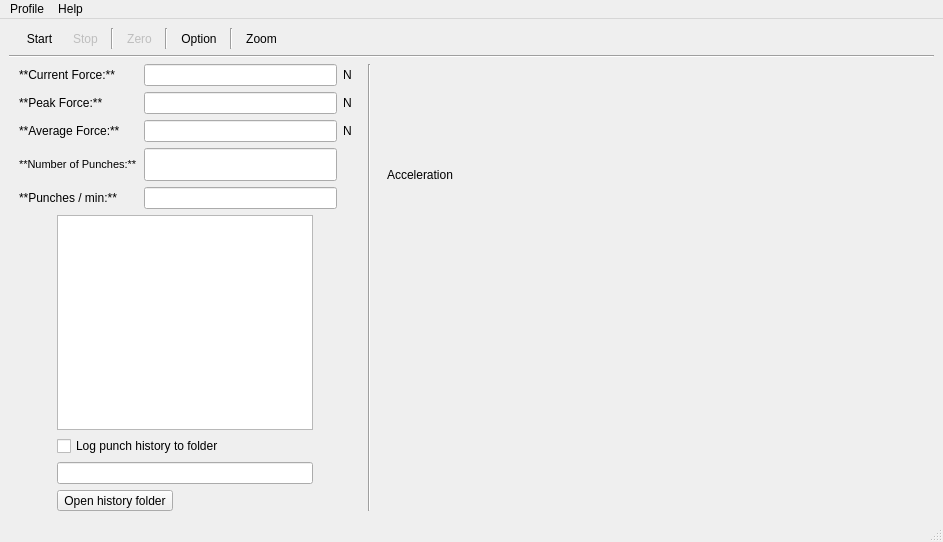
Before: the Qt Designer form boxing-gui/ui/main_window.ui in Achicken7301/boxqt, drawn with Qt 5.
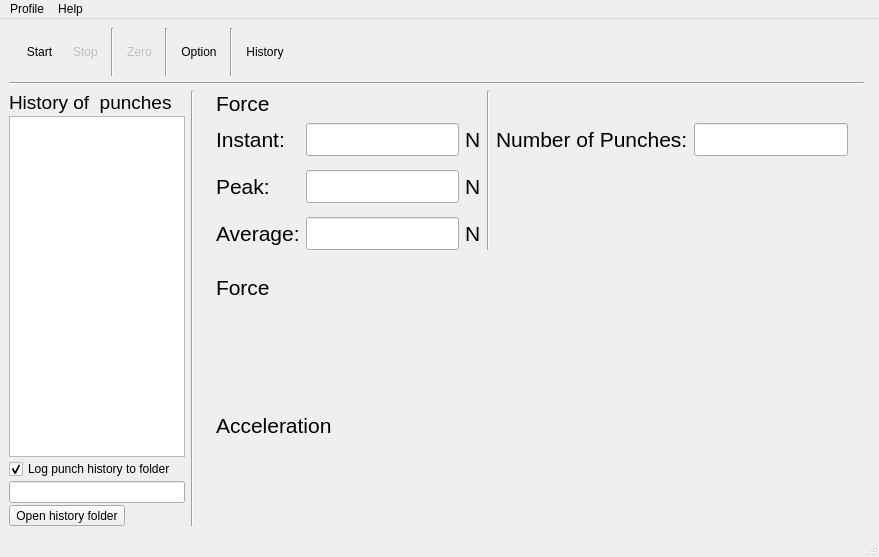
After: the same form once the commit is applied. Icons and pictures are not drawn. Custom widgets are drawn as their Qt base class.

Patch:
```diff
--- a/boxing-gui/ui/main_window.ui
+++ b/boxing-gui/ui/main_window.ui
@@ -6,8 +6,8 @@
    <rect>
     <x>0</x>
     <y>0</y>
-    <width>943</width>
-    <height>542</height>
+    <width>879</width>
+    <height>557</height>
    </rect>
   </property>
   <property name="windowTitle">
@@ -15,7 +15,14 @@
   </property>
   <widget class="QWidget" name="centralwidget">
    <layout class="QGridLayout" name="gridLayout">
-    <item row="5" column="2" rowspan="2" colspan="2">
+    <item row="2" column="1" rowspan="5">
+     <widget class="Line" name="line_6">
+      <property name="orientation">
+       <enum>Qt::Vertical</enum>
+      </property>
+     </widget>
+    </item>
+    <item row="3" column="3" rowspan="4" colspan="3">
      <layout class="QVBoxLayout" name="chart_display_layout">
       <property name="leftMargin">
        <number>10</number>
@@ -23,8 +30,35 @@
       <property name="rightMargin">
        <number>10</number>
       </property>
+      <item>
+       <widget class="QLabel" name="label_6">
+        <property name="font">
+         <font>
+          <pointsize>16</pointsize>
+         </font>
+        </property>
+        <property name="text">
+         <string>Force</string>
+        </property>
+       </widget>
+      </item>
+      <item>
+       <widget class="PlotWidget" name="force_chart" native="true">
+        <property name="enabled">
+         <bool>false</bool>
+        </property>
+        <property name="autoFillBackground">
+         <bool>true</bool>
+        </property>
+       </widget>
+      </item>
       <item>
        <widget class="QLabel" name="label_3">
+        <property name="font">
+         <font>
+          <pointsize>16</pointsize>
+         </font>
+        </property>
         <property name="text">
          <string>Acceleration</string>
         </property>
@@ -51,309 +85,7 @@
       </item>
      </layout>
     </item>
-    <item row="5" column="0">
-     <layout class="QVBoxLayout" name="number_display_layout">
-      <property name="leftMargin">
-       <number>10</number>
-      </property>
-      <property name="topMargin">
-       <number>0</number>
-      </property>
-      <property name="rightMargin">
-       <number>10</number>
-      </property>
-      <property name="bottomMargin">
-       <number>0</number>
-      </property>
-      <item>
-       <layout class="QGridLayout" name="gridLayout_3">
-        <item row="0" column="0">
-         <widget class="QLabel" name="label_2">
-          <property name="sizePolicy">
-           <sizepolicy hsizetype="Preferred" vsizetype="Preferred">
-            <horstretch>0</horstretch>
-            <verstretch>0</verstretch>
-           </sizepolicy>
-          </property>
-          <property name="text">
-           <string>**Current Force:**</string>
-          </property>
-          <property name="textFormat">
-           <enum>Qt::MarkdownText</enum>
-          </property>
-         </widget>
-        </item>
-        <item row="6" column="0">
-         <widget class="QLabel" name="label_10">
-          <property name="text">
-           <string>**Punches / min:**</string>
-          </property>
-          <property name="textFormat">
-           <enum>Qt::MarkdownText</enum>
-          </property>
-         </widget>
-        </item>
-        <item row="2" column="0">
-         <widget class="QLabel" name="label_11">
-          <property name="sizePolicy">
-           <sizepolicy hsizetype="Preferred" vsizetype="Preferred">
-            <horstretch>0</horstretch>
-            <verstretch>0</verstretch>
-           </sizepolicy>
-          </property>
-          <property name="text">
-           <string>**Peak Force:**</string>
-          </property>
-          <property name="textFormat">
-           <enum>Qt::MarkdownText</enum>
-          </property>
-         </widget>
-        </item>
-        <item row="0" column="2">
-         <widget class="QLabel" name="label_12">
-          <property name="text">
-           <string>N</string>
-          </property>
-         </widget>
-        </item>
-        <item row="4" column="0">
-         <widget class="QLabel" name="label_13">
-          <property name="text">
-           <string>**Average Force:**</string>
-          </property>
-          <property name="textFormat">
-           <enum>Qt::MarkdownText</enum>
-          </property>
-         </widget>
-        </item>
-        <item row="5" column="0">
-         <widget class="QLabel" name="label_14">
-          <property name="font">
-           <font>
-            <pointsize>8</pointsize>
-           </font>
-          </property>
-          <property name="text">
-           <string>**Number of Punches:**</string>
-          </property>
-          <property name="textFormat">
-           <enum>Qt::MarkdownText</enum>
-          </property>
-         </widget>
-        </item>
-        <item row="0" column="1">
-         <widget class="QLineEdit" name="current_force_line">
-          <property name="sizePolicy">
-           <sizepolicy hsizetype="Maximum" vsizetype="Fixed">
-            <horstretch>0</horstretch>
-            <verstretch>0</verstretch>
-           </sizepolicy>
-          </property>
-          <property name="maximumSize">
-           <size>
-            <width>300</width>
-            <height>16777215</height>
-           </size>
-          </property>
-          <property name="readOnly">
-           <bool>true</bool>
-          </property>
-         </widget>
-        </item>
-        <item row="2" column="1">
-         <widget class="QLineEdit" name="peak_force_line">
-          <property name="sizePolicy">
-           <sizepolicy hsizetype="Maximum" vsizetype="Fixed">
-            <horstretch>0</horstretch>
-            <verstretch>0</verstretch>
-           </sizepolicy>
-          </property>
-          <property name="maximumSize">
-           <size>
-            <width>300</width>
-            <height>16777215</height>
-           </size>
-          </property>
-          <property name="readOnly">
-           <bool>true</bool>
-          </property>
-         </widget>
-        </item>
-        <item row="4" column="1">
-         <widget class="QLineEdit" name="average_force_line">
-          <property name="sizePolicy">
-           <sizepolicy hsizetype="Maximum" vsizetype="Fixed">
-            <horstretch>0</horstretch>
-            <verstretch>0</verstretch>
-           </sizepolicy>
-          </property>
-          <property name="maximumSize">
-           <size>
-            <width>300</width>
-            <height>16777215</height>
-           </size>
-          </property>
-          <property name="readOnly">
-           <bool>true</bool>
-          </property>
-         </widget>
-        </item>
-        <item row="5" column="1">
-         <widget class="QLineEdit" name="number_of_punches">
-          <property name="enabled">
-           <bool>true</bool>
-          </property>
-          <property name="sizePolicy">
-           <sizepolicy hsizetype="Maximum" vsizetype="Fixed">
-            <horstretch>0</horstretch>
-            <verstretch>0</verstretch>
-           </sizepolicy>
-          </property>
-          <property name="maximumSize">
-           <size>
-            <width>300</width>
-            <height>16777215</height>
-           </size>
-          </property>
-          <property name="font">
-           <font>
-            <pointsize>16</pointsize>
-           </font>
-          </property>
-          <property name="readOnly">
-           <bool>true</bool>
-          </property>
-         </widget>
-        </item>
-        <item row="6" column="1">
-         <widget class="QLineEdit" name="lineEdit_11">
-          <property name="sizePolicy">
-           <sizepolicy hsizetype="Maximum" vsizetype="Fixed">
-            <horstretch>0</horstretch>
-            <verstretch>0</verstretch>
-           </sizepolicy>
-          </property>
-          <property name="maximumSize">
-           <size>
-            <width>300</width>
-            <height>16777215</height>
-           </size>
-          </property>
-          <property name="readOnly">
-           <bool>true</bool>
-          </property>
-         </widget>
-        </item>
-        <item row="2" column="2">
-         <widget class="QLabel" name="label_15">
-          <property name="text">
-           <string>N</string>
-          </property>
-         </widget>
-        </item>
-        <item row="4" column="2">
-         <widget class="QLabel" name="label_16">
-          <property name="sizePolicy">
-           <sizepolicy hsizetype="Fixed" vsizetype="Preferred">
-            <horstretch>0</horstretch>
-            <verstretch>0</verstretch>
-           </sizepolicy>
-          </property>
-          <property name="text">
-           <string>N</string>
-          </property>
-         </widget>
-        </item>
-       </layout>
-      </item>
-     </layout>
-    </item>
-    <item row="5" column="1" rowspan="2">
-     <widget class="Line" name="line_5">
-      <property name="orientation">
-       <enum>Qt::Vertical</enum>
-      </property>
-     </widget>
-    </item>
-    <item row="6" column="0">
-     <layout class="QGridLayout" name="history_layout">
-      <item row="2" column="0">
-       <widget class="QCheckBox" name="log_check">
-        <property name="sizePolicy">
-         <sizepolicy hsizetype="Fixed" vsizetype="Fixed">
-          <horstretch>0</horstretch>
-          <verstretch>0</verstretch>
-         </sizepolicy>
-        </property>
-        <property name="text">
-         <string>Log punch history to folder</string>
-        </property>
-       </widget>
-      </item>
-      <item row="1" column="0">
-       <widget class="QTableView" name="history_table">
-        <property name="sizePolicy">
-         <sizepolicy hsizetype="Preferred" vsizetype="Expanding">
-          <horstretch>0</horstretch>
-          <verstretch>0</verstretch>
-         </sizepolicy>
-        </property>
-        <property name="maximumSize">
-         <size>
-          <width>500</width>
-          <height>16777215</height>
-         </size>
-        </property>
-       </widget>
-      </item>
-      <item row="4" column="0">
-       <widget class="QToolButton" name="save_folder_button">
-        <property name="text">
-         <string>Open history folder</string>
-        </property>
-       </widget>
-      </item>
-      <item row="3" column="0">
-       <widget class="QLineEdit" name="save_folder_line">
-        <property name="enabled">
-         <bool>true</bool>
-        </property>
-        <property name="sizePolicy">
-         <sizepolicy hsizetype="Preferred" vsizetype="Fixed">
-          <horstretch>0</horstretch>
-          <verstretch>0</verstretch>
-         </sizepolicy>
-        </property>
-        <property name="maximumSize">
-         <size>
-          <width>400</width>
-          <height>16777215</height>
-         </size>
-        </property>
-        <property name="autoFillBackground">
-         <bool>false</bool>
-        </property>
-        <property name="readOnly">
-         <bool>true</bool>
-        </property>
-       </widget>
-      </item>
-     </layout>
-    </item>
-    <item row="1" column="0" colspan="4">
-     <widget class="Line" name="line">
-      <property name="sizePolicy">
-       <sizepolicy hsizetype="Expanding" vsizetype="Fixed">
-        <horstretch>0</horstretch>
-        <verstretch>0</verstretch>
-       </sizepolicy>
-      </property>
-      <property name="orientation">
-       <enum>Qt::Horizontal</enum>
-      </property>
-     </widget>
-    </item>
-    <item row="0" column="0" colspan="4">
+    <item row="0" column="0" colspan="6">
      <layout class="QHBoxLayout" name="toolbar_layout">
       <property name="leftMargin">
        <number>10</number>
@@ -383,6 +115,9 @@
         <property name="autoExclusive">
          <bool>false</bool>
         </property>
+        <property name="popupMode">
+         <enum>QToolButton::DelayedPopup</enum>
+        </property>
         <property name="toolButtonStyle">
          <enum>Qt::ToolButtonTextUnderIcon</enum>
         </property>
@@ -505,7 +240,7 @@
          <cursorShape>PointingHandCursor</cursorShape>
         </property>
         <property name="text">
-         <string>Zoom</string>
+         <string>History</string>
         </property>
         <property name="icon">
          <iconset>
@@ -569,6 +304,364 @@
       </item>
      </layout>
     </item>
+    <item row="2" column="0" rowspan="5">
+     <layout class="QGridLayout" name="history_layout">
+      <property name="spacing">
+       <number>2</number>
+      </property>
+      <item row="4" column="0">
+       <widget class="QToolButton" name="save_folder_button">
+        <property name="text">
+         <string>Open history folder</string>
+        </property>
+       </widget>
+      </item>
+      <item row="0" column="0">
+       <widget class="QLabel" name="label_4">
+        <property name="font">
+         <font>
+          <pointsize>14</pointsize>
+         </font>
+        </property>
+        <property name="text">
+         <string>History of  punches</string>
+        </property>
+       </widget>
+      </item>
+      <item row="2" column="0">
+       <widget class="QCheckBox" name="log_check">
+        <property name="sizePolicy">
+         <sizepolicy hsizetype="Fixed" vsizetype="Fixed">
+          <horstretch>0</horstretch>
+          <verstretch>0</verstretch>
+         </sizepolicy>
+        </property>
+        <property name="text">
+         <string>Log punch history to folder</string>
+        </property>
+        <property name="checked">
+         <bool>true</bool>
+        </property>
+        <property name="tristate">
+         <bool>false</bool>
+        </property>
+       </widget>
+      </item>
+      <item row="3" column="0">
+       <widget class="QLineEdit" name="save_folder_line">
+        <property name="enabled">
+         <bool>true</bool>
+        </property>
+        <property name="sizePolicy">
+         <sizepolicy hsizetype="Preferred" vsizetype="Fixed">
+          <horstretch>0</horstretch>
+          <verstretch>0</verstretch>
+         </sizepolicy>
+        </property>
+        <property name="maximumSize">
+         <size>
+          <width>400</width>
+          <height>16777215</height>
+         </size>
+        </property>
+        <property name="autoFillBackground">
+         <bool>false</bool>
+        </property>
+        <property name="readOnly">
+         <bool>true</bool>
+        </property>
+       </widget>
+      </item>
+      <item row="1" column="0">
+       <widget class="QListWidget" name="history_table">
+        <property name="sizePolicy">
+         <sizepolicy hsizetype="Preferred" vsizetype="Expanding">
+          <horstretch>0</horstretch>
+          <verstretch>0</verstretch>
+         </sizepolicy>
+        </property>
+        <property name="maximumSize">
+         <size>
+          <width>500</width>
+          <height>16777215</height>
+         </size>
+        </property>
+        <property name="font">
+         <font>
+          <pointsize>16</pointsize>
+         </font>
+        </property>
+       </widget>
+      </item>
+     </layout>
+    </item>
+    <item row="1" column="0" colspan="5">
+     <widget class="Line" name="line">
+      <property name="sizePolicy">
+       <sizepolicy hsizetype="Expanding" vsizetype="Fixed">
+        <horstretch>0</horstretch>
+        <verstretch>0</verstretch>
+       </sizepolicy>
+      </property>
+      <property name="orientation">
+       <enum>Qt::Horizontal</enum>
+      </property>
+     </widget>
+    </item>
+    <item row="2" column="3">
+     <layout class="QGridLayout" name="gridLayout_3">
+      <property name="leftMargin">
+       <number>10</number>
+      </property>
+      <property name="topMargin">
+       <number>0</number>
+      </property>
+      <property name="rightMargin">
+       <number>10</number>
+      </property>
+      <property name="bottomMargin">
+       <number>0</number>
+      </property>
+      <property name="verticalSpacing">
+       <number>7</number>
+      </property>
+      <item row="1" column="4">
+       <widget class="QLabel" name="label_14">
+        <property name="font">
+         <font>
+          <pointsize>16</pointsize>
+         </font>
+        </property>
+        <property name="text">
+         <string>Number of Punches:</string>
+        </property>
+        <property name="textFormat">
+         <enum>Qt::MarkdownText</enum>
+        </property>
+        <property name="margin">
+         <number>0</number>
+        </property>
+       </widget>
+      </item>
+      <item row="3" column="1">
+       <widget class="QLineEdit" name="peak_force_line">
+        <property name="sizePolicy">
+         <sizepolicy hsizetype="Maximum" vsizetype="Fixed">
+          <horstretch>0</horstretch>
+          <verstretch>0</verstretch>
+         </sizepolicy>
+        </property>
+        <property name="maximumSize">
+         <size>
+          <width>300</width>
+          <height>16777215</height>
+         </size>
+        </property>
+        <property name="font">
+         <font>
+          <pointsize>16</pointsize>
+         </font>
+        </property>
+        <property name="readOnly">
+         <bool>true</bool>
+        </property>
+       </widget>
+      </item>
+      <item row="0" column="3" rowspan="6">
+       <widget class="Line" name="line_5">
+        <property name="orientation">
+         <enum>Qt::Vertical</enum>
+        </property>
+       </widget>
+      </item>
+      <item row="0" column="0">
+       <widget class="QLabel" name="label_5">
+        <property name="font">
+         <font>
+          <pointsize>16</pointsize>
+         </font>
+        </property>
+        <property name="text">
+         <string>Force</string>
+        </property>
+       </widget>
+      </item>
+      <item row="1" column="0">
+       <widget class="QLabel" name="label_2">
+        <property name="sizePolicy">
+         <sizepolicy hsizetype="Preferred" vsizetype="Preferred">
+          <horstretch>0</horstretch>
+          <verstretch>0</verstretch>
+         </sizepolicy>
+        </property>
+        <property name="font">
+         <font>
+          <pointsize>16</pointsize>
+         </font>
+        </property>
+        <property name="text">
+         <string>Instant:</string>
+        </property>
+        <property name="textFormat">
+         <enum>Qt::MarkdownText</enum>
+        </property>
+       </widget>
+      </item>
+      <item row="1" column="1">
+       <widget class="QLineEdit" name="current_force_line">
+        <property name="sizePolicy">
+         <sizepolicy hsizetype="Maximum" vsizetype="Fixed">
+          <horstretch>0</horstretch>
+          <verstretch>0</verstretch>
+         </sizepolicy>
+        </property>
+        <property name="maximumSize">
+         <size>
+          <width>300</width>
+          <height>16777215</height>
+         </size>
+        </property>
+        <property name="font">
+         <font>
+          <pointsize>16</pointsize>
+         </font>
+        </property>
+        <property name="readOnly">
+         <bool>true</bool>
+        </property>
+       </widget>
+      </item>
+      <item row="1" column="2">
+       <widget class="QLabel" name="label_12">
+        <property name="font">
+         <font>
+          <pointsize>16</pointsize>
+         </font>
+        </property>
+        <property name="text">
+         <string>N</string>
+        </property>
+       </widget>
+      </item>
+      <item row="3" column="0">
+       <widget class="QLabel" name="label_11">
+        <property name="sizePolicy">
+         <sizepolicy hsizetype="Preferred" vsizetype="Preferred">
+          <horstretch>0</horstretch>
+          <verstretch>0</verstretch>
+         </sizepolicy>
+        </property>
+        <property name="font">
+         <font>
+          <pointsize>16</pointsize>
+         </font>
+        </property>
+        <property name="text">
+         <string>Peak:</string>
+        </property>
+        <property name="textFormat">
+         <enum>Qt::MarkdownText</enum>
+        </property>
+       </widget>
+      </item>
+      <item row="5" column="2">
+       <widget class="QLabel" name="label_16">
+        <property name="sizePolicy">
+         <sizepolicy hsizetype="Fixed" vsizetype="Preferred">
+          <horstretch>0</horstretch>
+          <verstretch>0</verstretch>
+         </sizepolicy>
+        </property>
+        <property name="font">
+         <font>
+          <pointsize>16</pointsize>
+         </font>
+        </property>
+        <property name="text">
+         <string>N</string>
+        </property>
+       </widget>
+      </item>
+      <item row="1" column="5">
+       <widget class="QLineEdit" name="number_of_punches">
+        <property name="enabled">
+         <bool>true</bool>
+        </property>
+        <property name="sizePolicy">
+         <sizepolicy hsizetype="Maximum" vsizetype="Fixed">
+          <horstretch>0</horstretch>
+          <verstretch>0</verstretch>
+         </sizepolicy>
+        </property>
+        <property name="maximumSize">
+         <size>
+          <width>300</width>
+          <height>16777215</height>
+         </size>
+        </property>
+        <property name="font">
+         <font>
+          <pointsize>16</pointsize>
+         </font>
+        </property>
+        <property name="readOnly">
+         <bool>true</bool>
+        </property>
+       </widget>
+      </item>
+      <item row="5" column="0">
+       <widget class="QLabel" name="label_13">
+        <property name="font">
+         <font>
+          <pointsize>16</pointsize>
+         </font>
+        </property>
+        <property name="text">
+         <string>Average:</string>
+        </property>
+        <property name="textFormat">
+         <enum>Qt::MarkdownText</enum>
+        </property>
+       </widget>
+      </item>
+      <item row="3" column="2">
+       <widget class="QLabel" name="label_15">
+        <property name="font">
+         <font>
+          <pointsize>16</pointsize>
+         </font>
+        </property>
+        <property name="text">
+         <string>N</string>
+        </property>
+       </widget>
+      </item>
+      <item row="5" column="1">
+       <widget class="QLineEdit" name="average_force_line">
+        <property name="sizePolicy">
+         <sizepolicy hsizetype="Maximum" vsizetype="Fixed">
+          <horstretch>0</horstretch>
+          <verstretch>0</verstretch>
+         </sizepolicy>
+        </property>
+        <property name="maximumSize">
+         <size>
+          <width>300</width>
+          <height>16777215</height>
+         </size>
+        </property>
+        <property name="font">
+         <font>
+          <pointsize>16</pointsize>
+         </font>
+        </property>
+        <property name="readOnly">
+         <bool>true</bool>
+        </property>
+       </widget>
+      </item>
+     </layout>
+    </item>
    </layout>
   </widget>
   <widget class="QMenuBar" name="menubar">
@@ -576,8 +669,8 @@
     <rect>
      <x>0</x>
      <y>0</y>
-     <width>943</width>
-     <height>26</height>
+     <width>879</width>
+     <height>21</height>
     </rect>
    </property>
    <widget class="QMenu" name="menuHelp">
```
Left out of the diff: 4 changed lines with no effect on the pictures.
